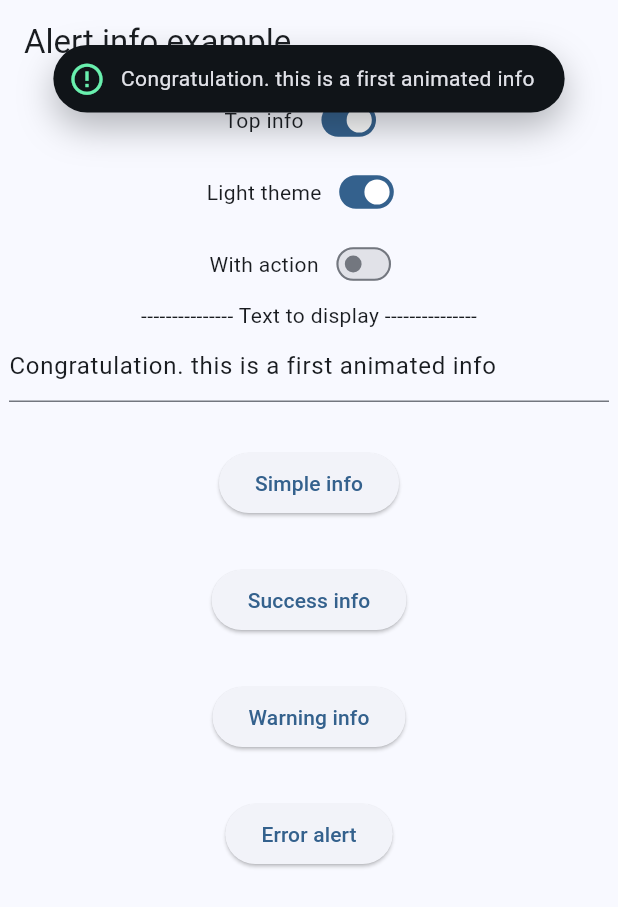
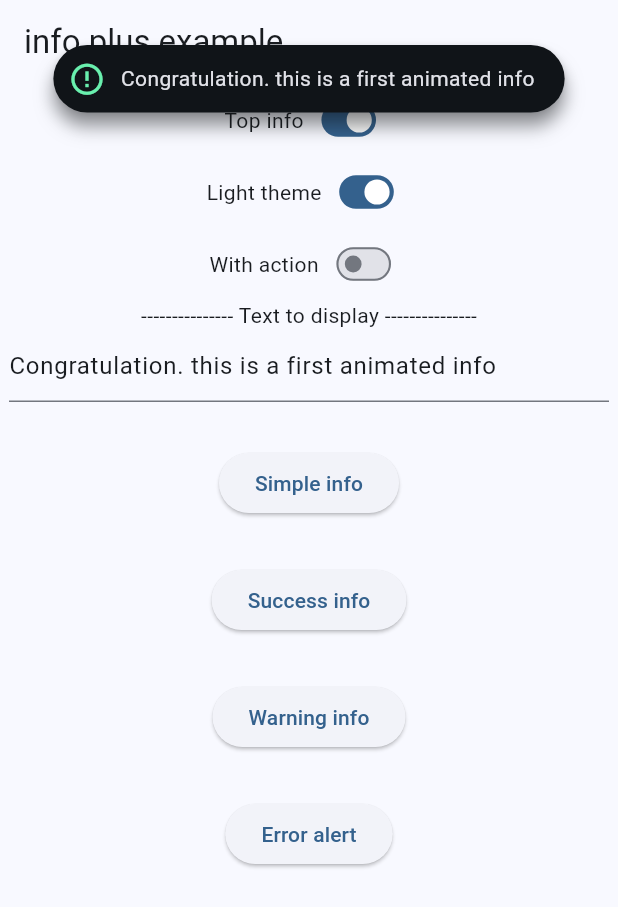
Before and after one commit to Moeed366/info_plus, a Flutter app: the screen it shows after launch, after a tap on "Simple info", on a phone screen of 412 x 824 dp. Shown: the top 907 px of the screen. Run offline on Flutter 3.47's test engine with Material 3 defaults, Android fonts, the phone set to English and light mode, and no system bars.

Commit message:
updated boarder flow

```diff
--- a/example/lib/main.dart
+++ b/example/lib/main.dart
@@ -47,7 +47,7 @@ class _MyAppState extends State<MyApp> {
 
           return Scaffold(
             appBar: AppBar(
-              title: const Text('Alert info example'),
+              title: const Text('info plus example'),
             ),
             body: SingleChildScrollView(
               child: Column(
--- a/lib/src/widgets/info_plus_animated.dart
+++ b/lib/src/widgets/info_plus_animated.dart
@@ -141,6 +141,8 @@ class InfoPlusAnimated extends StatelessWidget {
           left: (alerteHelper.maxWidth - width.value) / 2,
           top: topPosition.value,
           child: Material(
+            elevation: 4, // gives a shadow
+            borderRadius: BorderRadius.circular(40.0),
             color: Colors.transparent,
             child: Dismissible(
               key: UniqueKey(),
@@ -151,16 +153,18 @@ class InfoPlusAnimated extends StatelessWidget {
               child: Opacity(
                 opacity: opacity.value,
                 child: Container(
+                  // margin: EdgeInsets.symmetric(horizontal: 10),
                   width: width.value,
                   height: height.value,
                   decoration: BoxDecoration(
+                    // border: Border.all(color: Colors.grey.withOpacity(0.2)),
                     color: alerteHelper.backgroundColor,
                     borderRadius: BorderRadius.circular(40.0),
                     boxShadow: [
                       BoxShadow(
                         color:
                             alerteHelper.backgroundColor.withValues(alpha: 0.3),
-                        blurRadius: 20.0,
+                        blurRadius: 11.0,
                         offset: alerteHelper.isThemeDark
                             ? const Offset(0, 1)
                             : const Offset(0, 10),
--- a/pubspec.yaml
+++ b/pubspec.yaml
@@ -1,10 +1,10 @@
 name: info_plus
-description: "Alert info is flutter package to display an animated alert info, warning, succes or error message from the top or bottom"
+description: "Info Plus is flutter package to display an animated alert , warning, succes or error message from the top or bottom"
 version: 0.0.1
 homepage: https://github.com/moeed366/info_plus
 repository: https://github.com/moeed366/info_plus
 screenshots:
-  - description: "Screenshot for different type of alert info"
+  - description: "Screenshot for different type of info plus"
     path: example/assets/screenshots/alert_pro_image.png
 topics:
   - snackbar
```
